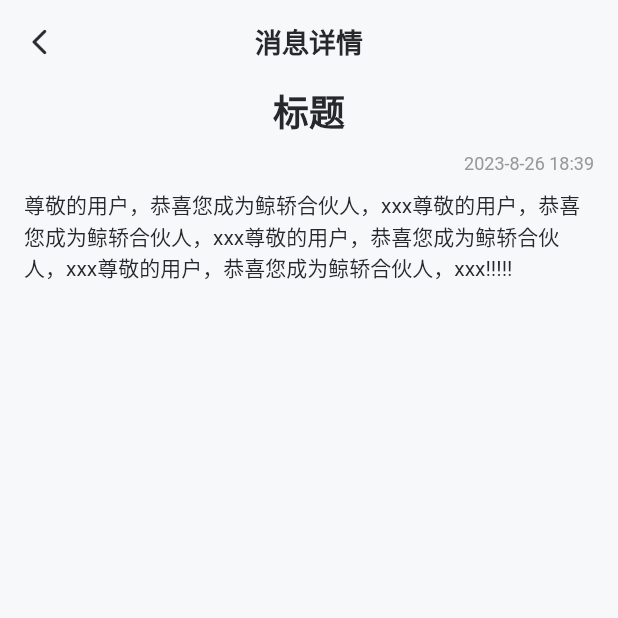
After one commit to gaoypChina/xiaoyun_user, a Flutter app: the UniteMessageCenterDetailPage screen opened directly, on a phone screen of 412 x 824 dp, the top half of it. The commit adds this screen. Run offline on Flutter 3.47's test engine with Material 2 defaults, Android fonts, the phone set to English and light mode, and no system bars; drawn by our look-alikes of flutter_easyloading; our stand-ins replace auto_size_text, awesome_dialog, azlistview, cached_network_image, date_format, device_info_plus and 26 more; missing offline and left inert: amap_map_fluttify, common_utils, flutter_echarts, fluwx, image_picker_for_web, jpush_flutter and 8 more; accounts and stored records are empty; network calls fail.

Commit message:
feat:消息详情页+优化网络请求代码

```diff
--- a/lib/network/logs_interceptor.dart
+++ b/lib/network/logs_interceptor.dart
@@ -40,14 +40,12 @@ class LogsInterceptors extends InterceptorsWrapper {
 
   @override
   void onResponse(Response response, ResponseInterceptorHandler handler) {
-    if (response != null) {
-      logger.d('Response: ' + response.toString());
-    }
+    logger.d('Response: ' + response.toString());
     super.onResponse(response, handler);
   }
 
   @override
-  void onError(DioError err, ErrorInterceptorHandler handler) {
+  void onError(DioException err, ErrorInterceptorHandler handler) {
     logger.e('Error message: ' + err.toString());
     super.onError(err, handler);
   }
--- a/lib/pages/mine/feedback_page.dart
+++ b/lib/pages/mine/feedback_page.dart
@@ -123,7 +123,7 @@ class _FeedbackPageState extends State<FeedbackPage> {
       maxImages: 3,
       selectedAssets: _photoList,
     );
-    if (photoList != null) {
+    if (photoList.isNotEmpty) {
       _photoList = photoList;
       setState(() {});
     }
@@ -144,7 +144,7 @@ class _FeedbackPageState extends State<FeedbackPage> {
     };
     if (_photoList.isNotEmpty) {
       ToastUtils.showLoading("上传中...");
-      await UploadUtils.uploadMutiPhoto(_photoList, (photoModelList) {
+      await UploadUtils.uploadMultiPhoto(_photoList, (photoModelList) {
         ToastUtils.dismiss();
         params["credentialsImgIds"] =
             photoModelList.map((e) => e.id).toList().join(",");
--- a/lib/pages/mine/unite/unite_message_center_page.dart
+++ b/lib/pages/mine/unite/unite_message_center_page.dart
@@ -1,7 +1,9 @@
 import 'package:flutter/material.dart';
 import 'package:pull_to_refresh/pull_to_refresh.dart';
 import 'package:xiaoyun_user/constant/constant.dart';
+import 'package:xiaoyun_user/pages/mine/unite/unite_message_detail_page.dart';
 import 'package:xiaoyun_user/utils/color_util.dart';
+import 'package:xiaoyun_user/utils/navigator_utils.dart';
 import 'package:xiaoyun_user/widgets/common/common_card.dart';
 import 'package:xiaoyun_user/widgets/common/common_local_image.dart';
 import 'package:xiaoyun_user/widgets/common/common_refresher.dart';
@@ -174,7 +176,7 @@ class UniteMessageCenterPageState extends State<UniteMessageCenterPage> {
                       ),
                     ),
                     onTap: (){
-
+                      NavigatorUtils.showPage(context, UniteMessageCenterDetailPage());
                     },
                   ),
                 )
--- /dev/null
+++ b/lib/pages/mine/unite/unite_message_detail_page.dart
@@ -0,0 +1,59 @@
+import 'package:flutter/material.dart';
+import 'package:xiaoyun_user/utils/color_util.dart';
+import 'package:xiaoyun_user/widgets/common/custom_app_bar.dart';
+
+class UniteMessageCenterDetailPage extends StatefulWidget {
+  @override
+  State<StatefulWidget> createState() {
+    return UniteMessageCenterDetailPageState();
+  }
+}
+
+class UniteMessageCenterDetailPageState extends State<UniteMessageCenterDetailPage> {
+  @override
+  Widget build(BuildContext context) {
+    return Scaffold(
+      appBar: DYAppBar(
+        title: '消息详情',
+      ),
+      body: SafeArea(
+        child: Padding(
+          padding: EdgeInsets.symmetric(
+            horizontal: 16
+          ),
+          child: Container(
+            alignment: Alignment.center,
+            child: Column(
+              mainAxisAlignment: MainAxisAlignment.start,
+              children: [
+                Text(
+                  '标题',
+                  style: TextStyle(
+                      fontSize: 24,
+                      color: HexColor('#25292C'),
+                      fontWeight: FontWeight.bold)
+                  ,),
+                SizedBox(height: 10),
+                SizedBox(
+                  width: double.infinity,
+                  child: Text(
+                      '2023-8-26 18:39',
+                      textAlign: TextAlign.right,
+                      style: TextStyle(
+                          fontSize: 12,
+                          color: HexColor('#999999')
+                      )
+                  ),
+                ),
+                SizedBox(height: 10),
+                Expanded(
+                  child: Text('尊敬的用户，恭喜您成为鲸轿合伙人，xxx尊敬的用户，恭喜您成为鲸轿合伙人，xxx尊敬的用户，恭喜您成为鲸轿合伙人，xxx尊敬的用户，恭喜您成为鲸轿合伙人，xxx!!!!!'),
+                )
+              ],
+            ),
+          ),
+        ),
+      ),
+    );
+  }
+}
--- a/lib/pages/order/apply_after_sale_page.dart
+++ b/lib/pages/order/apply_after_sale_page.dart
@@ -101,7 +101,7 @@ class _ApplyAfterSalePageState extends State<ApplyAfterSalePage> {
       maxImages: 6,
       selectedAssets: _photoList,
     );
-    if (photoList != null) {
+    if (photoList.isNotEmpty) {
       _photoList = photoList;
       setState(() {});
     }
@@ -143,7 +143,7 @@ class _ApplyAfterSalePageState extends State<ApplyAfterSalePage> {
 
     if (_photoList.isNotEmpty) {
       ToastUtils.showLoading("上传中...");
-      await UploadUtils.uploadMutiPhoto(_photoList, (photoModelList) {
+      await UploadUtils.uploadMultiPhoto(_photoList, (photoModelList) {
         ToastUtils.dismiss();
         params["photo"] = photoModelList.map((e) => e.id).toList().join(",");
       }, (msg) {
--- a/lib/pages/others/report_page.dart
+++ b/lib/pages/others/report_page.dart
@@ -114,7 +114,7 @@ class _ReportPageState extends State<ReportPage> {
       maxImages: 3,
       selectedAssets: _photoList,
     );
-    if (photoList != null) {
+    if (_photoList.isNotEmpty) {
       _photoList = photoList;
       setState(() {});
     }
@@ -135,7 +135,7 @@ class _ReportPageState extends State<ReportPage> {
     };
     if (_photoList.isNotEmpty) {
       ToastUtils.showLoading("上传中...");
-      await UploadUtils.uploadMutiPhoto(_photoList, (photoModelList) {
+      await UploadUtils.uploadMultiPhoto(_photoList, (photoModelList) {
         ToastUtils.dismiss();
         params["imgs"] = photoModelList.map((e) => e.id).toList().join(",");
       }, (msg) {
```
Also changed, not shown: lib/network/http_utils.dart (+10 -10 lines), lib/network/token_interceptor.dart (+3 -7 lines), lib/network/upload_utils.dart (+7 -7 lines), lib/pages/login/login_page.dart (+10 -13 lines), lib/pages/mine/unite/unite_center_page.dart (+15 -15 lines).
